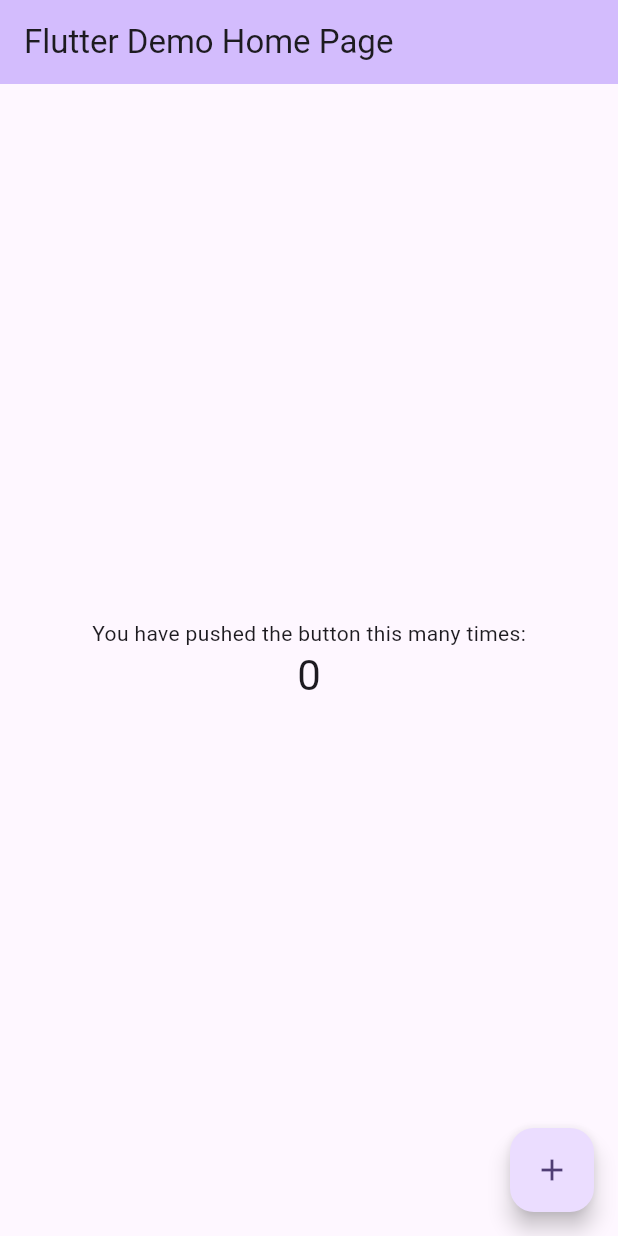
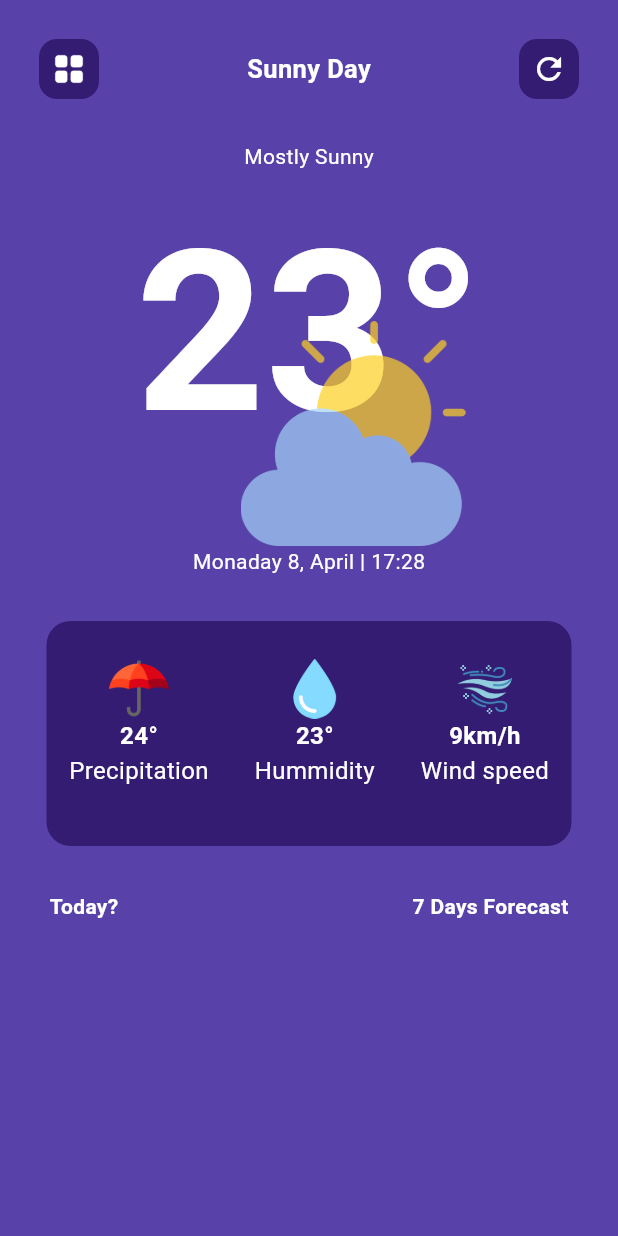
Before and after one commit to R-salton/my_weather, a Flutter app: the screen it shows after launch, on a phone screen of 412 x 824 dp. Run offline on Flutter 3.47's test engine with Material 3 defaults, Android fonts, the phone set to English and light mode, and no system bars; missing offline and left inert: dart:ffi.

Commit message:
Home page

```diff
--- a/lib/main.dart
+++ b/lib/main.dart
@@ -1,125 +1,22 @@
-simport 'package:flutter/material.dart';
+import 'package:flutter/material.dart';
+import 'package:flutter/services.dart';
+import 'mainscreen.dart';
 
 void main() {
+  SystemChrome.setSystemUIOverlayStyle(
+    const SystemUiOverlayStyle(statusBarColor: Colors.transparent),
+  );
   runApp(const MyApp());
 }
 
 class MyApp extends StatelessWidget {
   const MyApp({super.key});
 
-  // This widget is the root of your application.
   @override
   Widget build(BuildContext context) {
-    return MaterialApp(
-      title: 'Flutter Demo',
-      theme: ThemeData(
-        // This is the theme of your application.
-        //
-        // TRY THIS: Try running your application with "flutter run". You'll see
-        // the application has a purple toolbar. Then, without quitting the app,
-        // try changing the seedColor in the colorScheme below to Colors.green
-        // and then invoke "hot reload" (save your changes or press the "hot
-        // reload" button in a Flutter-supported IDE, or press "r" if you used
-        // the command line to start the app).
-        //
-        // Notice that the counter didn't reset back to zero; the application
-        // state is not lost during the reload. To reset the state, use hot
-        // restart instead.
-        //
-        // This works for code too, not just values: Most code changes can be
-        // tested with just a hot reload.
-        colorScheme: ColorScheme.fromSeed(seedColor: Colors.deepPurple),
-        useMaterial3: true,
-      ),
-      home: const MyHomePage(title: 'Flutter Demo Home Page'),
+    return const MaterialApp(
+      debugShowCheckedModeBanner: false,
+      home: MainScreen(),
     );
   }
 }
-
-class MyHomePage extends StatefulWidget {
-  const MyHomePage({super.key, required this.title});
-
-  // This widget is the home page of your application. It is stateful, meaning
-  // that it has a State object (defined below) that contains fields that affect
-  // how it looks.
-
-  // This class is the configuration for the state. It holds the values (in this
-  // case the title) provided by the parent (in this case the App widget) and
-  // used by the build method of the State. Fields in a Widget subclass are
-  // always marked "final".
-
-  final String title;
-
-  @override
-  State<MyHomePage> createState() => _MyHomePageState();
-}
-
-class _MyHomePageState extends State<MyHomePage> {
-  int _counter = 0;
-
-  void _incrementCounter() {
-    setState(() {
-      // This call to setState tells the Flutter framework that something has
-      // changed in this State, which causes it to rerun the build method below
-      // so that the display can reflect the updated values. If we changed
-      // _counter without calling setState(), then the build method would not be
-      // called again, and so nothing would appear to happen.
-      _counter++;
-    });
-  }
-
-  @override
-  Widget build(BuildContext context) {
-    // This method is rerun every time setState is called, for instance as done
-    // by the _incrementCounter method above.
-    //
-    // The Flutter framework has been optimized to make rerunning build methods
-    // fast, so that you can just rebuild anything that needs updating rather
-    // than having to individually change instances of widgets.
-    return Scaffold(
-      appBar: AppBar(
-        // TRY THIS: Try changing the color here to a specific color (to
-        // Colors.amber, perhaps?) and trigger a hot reload to see the AppBar
-        // change color while the other colors stay the same.
-        backgroundColor: Theme.of(context).colorScheme.inversePrimary,
-        // Here we take the value from the MyHomePage object that was created by
-        // the App.build method, and use it to set our appbar title.
-        title: Text(widget.title),
-      ),
-      body: Center(
-        // Center is a layout widget. It takes a single child and positions it
-        // in the middle of the parent.
-        child: Column(
-          // Column is also a layout widget. It takes a list of children and
-          // arranges them vertically. By default, it sizes itself to fit its
-          // children horizontally, and tries to be as tall as its parent.
-          //
-          // Column has various properties to control how it sizes itself and
-          // how it positions its children. Here we use mainAxisAlignment to
-          // center the children vertically; the main axis here is the vertical
-          // axis because Columns are vertical (the cross axis would be
-          // horizontal).
-          //
-          // TRY THIS: Invoke "debug painting" (choose the "Toggle Debug Paint"
-          // action in the IDE, or press "p" in the console), to see the
-          // wireframe for each widget.
-          mainAxisAlignment: MainAxisAlignment.center,
-          children: <Widget>[
-            const Text(
-              'You have pushed the button this many times:',
-            ),
-            Text(
-              '$_counter',
-              style: Theme.of(context).textTheme.headlineMedium,
-            ),
-          ],
-        ),
-      ),
-      floatingActionButton: FloatingActionButton(
-        onPressed: _incrementCounter,
-        tooltip: 'Increment',
-        child: const Icon(Icons.add),
-      ), // This trailing comma makes auto-formatting nicer for build methods.
-    );
-  }
-}
--- /dev/null
+++ b/lib/mainscreen.dart
@@ -0,0 +1,196 @@
+import 'dart:ffi';
+
+import 'package:flutter/material.dart';
+import 'package:my_weather/utilities/constants.dart';
+
+class MainScreen extends StatefulWidget {
+  const MainScreen({super.key});
+
+  @override
+  State<MainScreen> createState() => _MainScreenState();
+}
+
+class _MainScreenState extends State<MainScreen> {
+  @override
+  Widget build(BuildContext context) {
+    return Scaffold(
+      backgroundColor: kMainScreenScafoldBgColor,
+      body: SafeArea(
+        child: Align(
+          alignment: Alignment.topCenter,
+          child: Padding(
+            padding: const EdgeInsets.only(left: 18.0, top: 18.0, right: 18.0),
+            child: Column(
+              children: [
+                Padding(
+                  padding: const EdgeInsets.all(8.0),
+                  child: Row(
+                    mainAxisAlignment: MainAxisAlignment.spaceBetween,
+                    children: [
+                      Container(
+                        height: 40,
+                        width: 40,
+                        decoration: BoxDecoration(
+                          color: kDarkContainerColor,
+                          borderRadius: BorderRadius.circular(12),
+                        ),
+                        child: const Padding(
+                          padding: EdgeInsets.all(5.0),
+                          child: Image(
+                            image: AssetImage("assets/icons/menu1.png"),
+                            color: Colors.white,
+                          ),
+                        ),
+                      ),
+                      const Text(
+                        "Sunny Day",
+                        style: TextStyle(
+                          fontWeight: FontWeight.bold,
+                          color: Colors.white,
+                          fontSize: 17,
+                        ),
+                      ),
+                      Container(
+                        height: 40,
+                        width: 40,
+                        decoration: BoxDecoration(
+                          color: kDarkContainerColor,
+                          borderRadius: BorderRadius.circular(12),
+                        ),
+                        child: const Padding(
+                          padding: EdgeInsets.all(5.0),
+                          child: Icon(
+                            Icons.refresh,
+                            color: Colors.white,
+                          ),
+                        ),
+                      ),
+                    ],
+                  ),
+                ),
+                const SizedBox(
+                  height: 20,
+                ),
+                const Text(
+                  "Mostly Sunny",
+                  style: TextStyle(color: Colors.white),
+                ),
+                const Stack(
+                  children: [
+                    Text(
+                      "23°",
+                      style: TextStyle(
+                          color: Colors.white,
+                          fontSize: 150,
+                          fontWeight: FontWeight.bold),
+                    ),
+                    Opacity(
+                      opacity: 0.7,
+                      child: Padding(
+                        padding: EdgeInsets.only(left: 70.0, top: 100.0),
+                        child: Image(
+                            height: 150,
+                            image: AssetImage('assets/icons/cloudy.png')),
+                      ),
+                    )
+                  ],
+                ),
+                const Text(
+                  "Monaday 8, April | 17:28",
+                  style: TextStyle(color: Colors.white),
+                ),
+                const SizedBox(
+                  height: 30,
+                ),
+                Container(
+                  height: 150,
+                  width: 350,
+                  decoration: BoxDecoration(
+                    color: kDarkContainerColor,
+                    borderRadius: BorderRadius.circular(16),
+                  ),
+                  child: Padding(
+                    padding:
+                        const EdgeInsets.only(left: 15, right: 15, top: 25),
+                    child: Row(
+                      mainAxisAlignment: MainAxisAlignment.spaceBetween,
+                      crossAxisAlignment: CrossAxisAlignment.center,
+                      children: [
+                        weatherWithImage(
+                          data: "24°",
+                          imageUrl: "assets/icons/protection.png",
+                          comment: "Precipitation",
+                        ),
+                        weatherWithImage(
+                          data: "23°",
+                          comment: "Hummidity",
+                          imageUrl: "assets/icons/drop.png",
+                        ),
+                        weatherWithImage(
+                          data: "9km/h",
+                          comment: "Wind speed",
+                          imageUrl: "assets/icons/wind.png",
+                        )
+                      ],
+                    ),
+                  ),
+                ),
+                const SizedBox(
+                  height: 30,
+                ),
+                const Padding(
+                  padding: EdgeInsets.only(left: 15.0, right: 15),
+                  child: Row(
+                    mainAxisAlignment: MainAxisAlignment.spaceBetween,
+                    children: [
+                      Text("Today?", style: kSubTitleStyle),
+                      Text(
+                        "7 Days Forecast",
+                        style: kSubTitleStyle,
+                      ),
+                    ],
+                  ),
+                ),
+              ],
+            ),
+          ),
+        ),
+      ),
+    );
+  }
+}
+
+class weatherWithImage extends StatelessWidget {
+  weatherWithImage({super.key, this.imageUrl, this.comment, this.data});
+
+  String? imageUrl = '';
+  String? comment = '';
+  String? data = '';
+
+  @override
+  Widget build(BuildContext context) {
+    return Padding(
+      padding: const EdgeInsets.only(),
+      child: Column(
+        children: [
+          Image(
+            height: 40,
+            image: AssetImage(imageUrl.toString()),
+          ),
+          Text(
+            "$data",
+            style: const TextStyle(
+                color: Colors.white, fontSize: 16, fontWeight: FontWeight.bold),
+          ),
+          Text(
+            "$comment",
+            style: const TextStyle(
+              fontSize: 16,
+              color: Colors.white,
+            ),
+          )
+        ],
+      ),
+    );
+  }
+}
--- /dev/null
+++ b/lib/utilities/constants.dart
@@ -0,0 +1,9 @@
+import "package:flutter/material.dart";
+
+
+const kMainScreenScafoldBgColor = Color(0xff5842a9);
+
+const kDarkContainerColor = Color(0xff331c71);
+
+const kSubTitleStyle = TextStyle(
+                            color: Colors.white, fontWeight: FontWeight.bold);
```
Also changed, not shown: pubspec.yaml (+6 -36 lines), assets/icons/cloud.png (added), assets/icons/cloudy (1).png (added), assets/icons/cloudy (2).png (added), assets/icons/cloudy.png (added), assets/icons/dots (1).png (added), assets/icons/drop.png (added), assets/icons/mainimg.png (added), assets/icons/menu1.png (added), assets/icons/protection.png (added), assets/icons/raining.png (added), assets/icons/sunny.png (added), assets/icons/wind.png (added).
